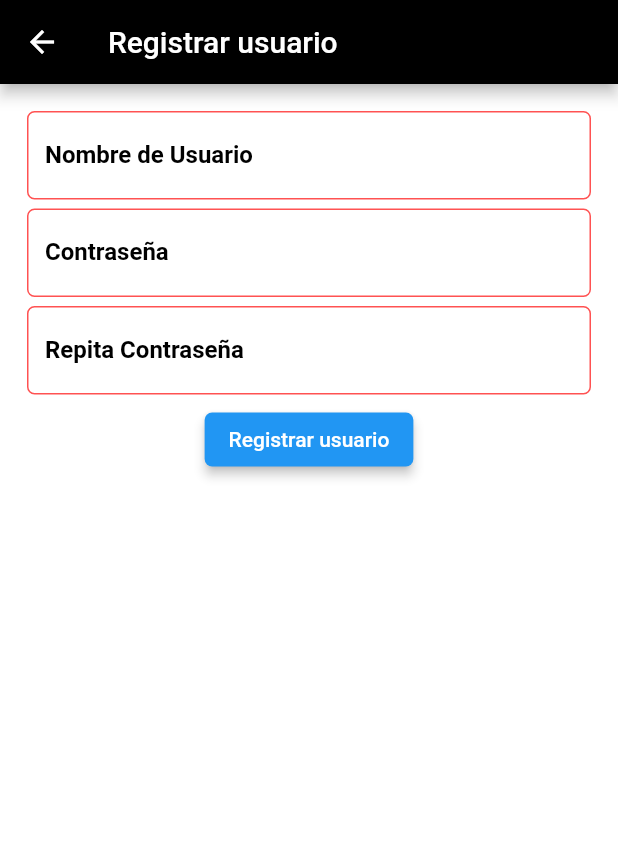
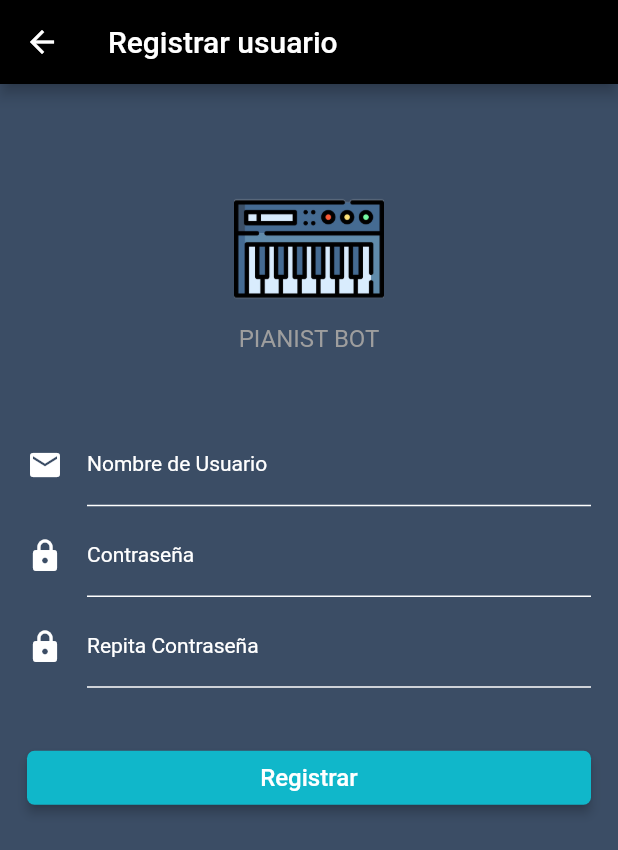
Before and after one commit to Adex0494/piano_app, a Flutter app: the screen it shows after launch, after a tap on "Registrarse", on a phone screen of 412 x 824 dp. Shown: the top 850 px of the screen. Run offline on Flutter 3.47's test engine with Material 2 defaults, Android fonts, the phone set to English and light mode, and no system bars.

Commit message:
Add user page

```diff
--- a/lib/main.dart
+++ b/lib/main.dart
@@ -123,7 +123,7 @@ class HomePageState extends State<HomePage> {
   // }
 
   startTime() async {
-    var duration = new Duration(seconds: 1);
+    var duration = new Duration(seconds: 3);
     return new Timer(duration, login);
   }
 
--- a/lib/screens/add_user.dart
+++ b/lib/screens/add_user.dart
@@ -16,13 +16,13 @@ class _AddUserState extends State<AddUser> {
   @override
   Widget build(BuildContext context) {
     return Scaffold(appBar: AppBar(title:Text('Registrar usuario')),
+      backgroundColor: Color.fromRGBO(59, 77, 101, 1),
       body: scaffoldBody(),
     );
   }
 
   Widget scaffoldBody() {
-    //TextStyle titleStyle = Theme.of(context).textTheme.title;
-    TextStyle subtitleStyle = Theme.of(context).textTheme.headline3;
+    TextStyle subtitleStyle = TextStyle(color: Colors.white, fontSize: 14);
     return Container(
       alignment: Alignment.center,
       child: Form(
@@ -34,6 +34,21 @@ class _AddUserState extends State<AddUser> {
               child: Column(
                 children: <Widget>[
                   Padding(
+                      padding: const EdgeInsets.all(45.0),
+                      child: Column(
+                        children: [
+                          Container(
+                              width: 100,
+                              height: 100,
+                              child: Image.asset('images/piano.png')),
+                          Text(
+                            'PIANIST BOT',
+                            style: TextStyle(color: Colors.grey, fontSize: 16),
+                          ),
+                        ],
+                      ),
+                    ),
+                  Padding(
                       padding: EdgeInsets.all(3.0),
                       child: TextFormField(
                         style: subtitleStyle,
@@ -43,12 +58,18 @@ class _AddUserState extends State<AddUser> {
                             return 'Introduzca el Nombre de Usuario';
                           }
                         },
+                        cursorColor: Colors.white,
                       decoration: InputDecoration(
+                          icon: Icon(
+                            Icons.email,
+                            color: Colors.white,
+                          ),
                           labelText: 'Nombre de Usuario',
                           labelStyle: subtitleStyle,
-                            enabledBorder: OutlineInputBorder(
-                                borderSide: BorderSide(color: Colors.redAccent),
-                                borderRadius: BorderRadius.circular(5.0))),
+                          enabledBorder: UnderlineInputBorder(
+                              borderSide: BorderSide(color: Colors.white)),
+                          focusedBorder: UnderlineInputBorder(
+                              borderSide: BorderSide(color: Colors.white))),
                         onChanged: (value) {
                           //When Name Text has changed...
                         },
@@ -73,12 +94,23 @@ class _AddUserState extends State<AddUser> {
                             }
                           }
                         },
+                        cursorColor: Colors.white,
                         decoration: InputDecoration(
                             labelText: 'Contraseña',
                             labelStyle: subtitleStyle,
-                            enabledBorder: OutlineInputBorder(
-                                borderSide: BorderSide(color: Colors.redAccent),
-                                borderRadius: BorderRadius.circular(5.0))),
+                            icon: Icon(
+                              Icons.lock,
+                              color: Colors.white,
+                            ),
+                            enabledBorder: UnderlineInputBorder(
+                                borderSide: BorderSide(color: Colors.white)),
+                            focusedBorder: UnderlineInputBorder(
+                                borderSide: BorderSide(color: Colors.white))
+                            // enabledBorder: OutlineInputBorder(
+                            //   borderSide: BorderSide(color: Colors.redAccent),
+                            //   borderRadius: BorderRadius.circular(5.0),
+                            // )
+                            ),
                         onChanged: (value) {
                           //When Name Text has changed...
                         },
@@ -103,40 +135,55 @@ class _AddUserState extends State<AddUser> {
                             }
                           }
                         },
+                        cursorColor: Colors.white,
                         decoration: InputDecoration(
                             labelText: 'Repita Contraseña',
                             labelStyle: subtitleStyle,
-                            enabledBorder: OutlineInputBorder(
-                                borderSide: BorderSide(color: Colors.redAccent),
-                                borderRadius: BorderRadius.circular(5.0))),
+                            icon: Icon(
+                              Icons.lock,
+                              color: Colors.white,
+                            ),
+                            enabledBorder: UnderlineInputBorder(
+                                borderSide: BorderSide(color: Colors.white)),
+                            focusedBorder: UnderlineInputBorder(
+                                borderSide: BorderSide(color: Colors.white))
+                            // enabledBorder: OutlineInputBorder(
+                            //   borderSide: BorderSide(color: Colors.redAccent),
+                            //   borderRadius: BorderRadius.circular(5.0),
+                            // )
+                            ),
                         onChanged: (value) {
                           //When Name Text has changed...
                         },
                       )),
                   Padding(
                     padding: EdgeInsets.all(3.0),
+                    child: Padding(
+                      padding: EdgeInsets.only(top: 30, bottom: 30),
                       child: RaisedButton(
                               elevation: 3.0,
-                      color: Theme.of(context).primaryColor,
+                              color: Color.fromRGBO(16, 183, 202, 1),
+                              child: Container(
+                                width: double.infinity,
+                                height: 30,
+                                child: Center(
                                   child: Text(
-                        'Registrar usuario',
-                        style: TextStyle(color: Colors.white),
+                                    'Registrar',
+                                    style: TextStyle(
+                                        color: Colors.white, fontSize: 16),
+                                    textAlign: TextAlign.center,
                                     //textScaleFactor: 1.5,
                                   ),
+                                ),
+                              ),
                               onPressed: () {
-                        //When the Registrar button is pressed...
-                        //if (_formkey.currentState.validate())
-                          //_validateThenSave();
-                        // setState(() {
-                        //   debugPrint('Registrar button Pressed');
-                        //   Trainer trainer = Trainer(nameController.text,0);
-                        //   debugPrint('trainer created');
-                        //   _saveTrainer(trainer);
-                        // });
+                                //When the Iniciar Sesión button is pressed...
+                                //_validateThenNavigate();
                               },
                               shape: RoundedRectangleBorder(
                                   borderRadius: BorderRadius.circular(5.0)),
                             ),
+                    )
                   )
                 ],
               ),
--- a/lib/screens/reproduction_page.dart
+++ b/lib/screens/reproduction_page.dart
@@ -31,10 +31,12 @@ class ReproductionPageState extends State<ReproductionPage>{
           itemCount: songs.length,
           itemBuilder: (BuildContext context, int postition) {
             return Card(
-              color: Theme.of(context).primaryColorLight,
-              elevation: 2.0,
+              color: Colors.white,
+              elevation: 5.0,
               child: ListTile(
                 leading: CircleAvatar(
+                  backgroundColor: Colors.black,
+                  foregroundColor: Colors.white,
                   //child: Icon(Icons.person),
                   //backgroundImage:ImageProvider('images/faceIcon.png'),
                   child: Icon(Icons.play_arrow),
```
Lines whose indentation alone changed are shown as unchanged.
